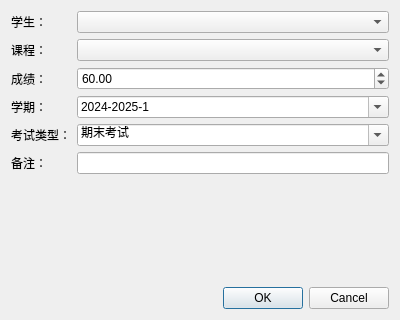
The window that ui/gradedialog.ui (13088916luoyi/StudentManager) describes before a commit, drawn with Qt 5.
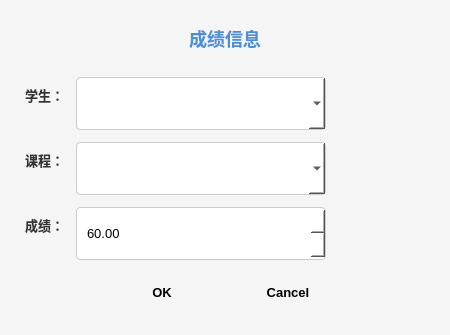
The same window after the commit.

```diff
--- a/ui/gradedialog.ui
+++ b/ui/gradedialog.ui
@@ -6,16 +6,96 @@
    <rect>
     <x>0</x>
     <y>0</y>
-    <width>400</width>
-    <height>320</height>
+    <width>450</width>
+    <height>280</height>
    </rect>
   </property>
   <property name="windowTitle">
    <string>成绩信息</string>
   </property>
+  <property name="styleSheet">
+   <string notr="true">QDialog {
+    background-color: #f5f5f5;
+}
+QLabel {
+    font-size: 13px;
+    color: #333333;
+    font-weight: bold;
+}
+QComboBox, QDoubleSpinBox {
+    padding: 8px;
+    border: 1px solid #cccccc;
+    border-radius: 4px;
+    background-color: white;
+    font-size: 13px;
+    min-height: 35px;
+}
+QComboBox:focus, QDoubleSpinBox:focus {
+    border: 2px solid #4a90d9;
+}
+QPushButton {
+    padding: 10px 20px;
+    border: none;
+    border-radius: 4px;
+    font-size: 13px;
+    font-weight: bold;
+    min-width: 80px;
+}
+QPushButton[text="确定"], QPushButton[text="OK"] {
+    background-color: #4a90d9;
+    color: white;
+}
+QPushButton[text="确定"]:hover, QPushButton[text="OK"]:hover {
+    background-color: #3a7bc8;
+}
+QPushButton[text="取消"], QPushButton[text="Cancel"] {
+    background-color: #e0e0e0;
+    color: #333333;
+}
+QPushButton[text="取消"]:hover, QPushButton[text="Cancel"]:hover {
+    background-color: #d0d0d0;
+}</string>
+  </property>
   <layout class="QVBoxLayout" name="verticalLayout">
+   <property name="spacing">
+    <number>15</number>
+   </property>
+   <property name="leftMargin">
+    <number>25</number>
+   </property>
+   <property name="topMargin">
+    <number>25</number>
+   </property>
+   <property name="rightMargin">
+    <number>25</number>
+   </property>
+   <property name="bottomMargin">
+    <number>25</number>
+   </property>
+   <item>
+    <widget class="QLabel" name="titleLabel">
+     <property name="styleSheet">
+      <string notr="true">font-size: 18px; font-weight: bold; color: #4a90d9; margin-bottom: 10px;</string>
+     </property>
+     <property name="text">
+      <string>成绩信息</string>
+     </property>
+     <property name="alignment">
+      <set>Qt::AlignCenter</set>
+     </property>
+    </widget>
+   </item>
    <item>
     <layout class="QFormLayout" name="formLayout">
+     <property name="spacing">
+      <number>12</number>
+     </property>
+     <property name="labelAlignment">
+      <set>Qt::AlignRight|Qt::AlignVCenter</set>
+     </property>
+     <property name="fieldGrowthPolicy">
+      <enum>QFormLayout::ExpandingFieldsGrow</enum>
+     </property>
      <item row="0" column="0">
       <widget class="QLabel" name="label">
        <property name="text">
@@ -24,7 +104,14 @@
       </widget>
      </item>
      <item row="0" column="1">
-      <widget class="QComboBox" name="studentComboBox"/>
+      <widget class="QComboBox" name="studentComboBox">
+       <property name="minimumSize">
+        <size>
+         <width>250</width>
+         <height>35</height>
+        </size>
+       </property>
+      </widget>
      </item>
      <item row="1" column="0">
       <widget class="QLabel" name="label_2">
@@ -34,7 +121,14 @@
       </widget>
      </item>
      <item row="1" column="1">
-      <widget class="QComboBox" name="courseComboBox"/>
+      <widget class="QComboBox" name="courseComboBox">
+       <property name="minimumSize">
+        <size>
+         <width>250</width>
+         <height>35</height>
+        </size>
+       </property>
+      </widget>
      </item>
      <item row="2" column="0">
       <widget class="QLabel" name="label_3">
@@ -45,6 +139,12 @@
      </item>
      <item row="2" column="1">
       <widget class="QDoubleSpinBox" name="gradeSpinBox">
+       <property name="minimumSize">
+        <size>
+         <width>250</width>
+         <height>35</height>
+        </size>
+       </property>
        <property name="minimum">
         <double>0.000000000000000</double>
        </property>
@@ -56,76 +156,21 @@
        </property>
       </widget>
      </item>
-     <item row="3" column="0">
-      <widget class="QLabel" name="label_4">
-       <property name="text">
-        <string>学期：</string>
-       </property>
-      </widget>
-     </item>
-     <item row="3" column="1">
-      <widget class="QComboBox" name="semesterComboBox">
-       <property name="editable">
-        <bool>true</bool>
-       </property>
-       <item>
-        <property name="text">
-         <string>2024-2025-1</string>
-        </property>
-       </item>
-       <item>
-        <property name="text">
-         <string>2024-2025-2</string>
-        </property>
-       </item>
-       <item>
-        <property name="text">
-         <string>2025-2026-1</string>
-        </property>
-       </item>
-      </widget>
-     </item>
-     <item row="4" column="0">
-      <widget class="QLabel" name="label_5">
-       <property name="text">
-        <string>考试类型：</string>
-       </property>
-      </widget>
-     </item>
-     <item row="4" column="1">
-      <widget class="QComboBox" name="examTypeComboBox">
-       <property name="editable">
-        <bool>true</bool>
-       </property>
-       <item>
-        <property name="text">
-         <string>期末考试</string>
-        </property>
-       </item>
-       <item>
-        <property name="text">
-         <string>期中考试</string>
-        </property>
-       </item>
-       <item>
-        <property name="text">
-         <string>平时成绩</string>
-        </property>
-       </item>
-      </widget>
-     </item>
-     <item row="5" column="0">
-      <widget class="QLabel" name="label_6">
-       <property name="text">
-        <string>备注：</string>
-       </property>
-      </widget>
-     </item>
-     <item row="5" column="1">
-      <widget class="QLineEdit" name="remarksEdit"/>
-     </item>
     </layout>
    </item>
+   <item>
+    <spacer name="verticalSpacer">
+     <property name="orientation">
+      <enum>Qt::Vertical</enum>
+     </property>
+     <property name="sizeHint" stdset="0">
+      <size>
+       <width>20</width>
+       <height>20</height>
+      </size>
+     </property>
+    </spacer>
+   </item>
    <item>
     <widget class="QDialogButtonBox" name="buttonBox">
      <property name="orientation">
@@ -134,6 +179,9 @@
      <property name="standardButtons">
       <set>QDialogButtonBox::Cancel|QDialogButtonBox::Ok</set>
      </property>
+     <property name="centerButtons">
+      <bool>true</bool>
+     </property>
     </widget>
    </item>
   </layout>
```
